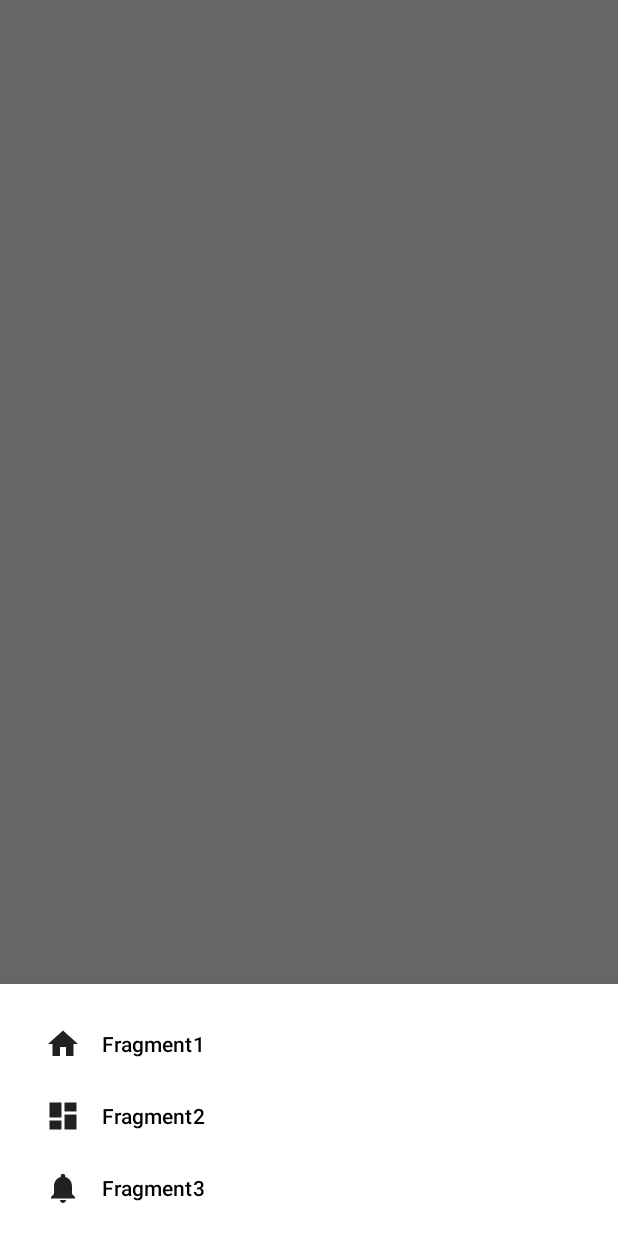
After one commit to Twinsen81/Invoiceman, an Android app: the fragment BottomNavigationDrawerFragment placed in its activity, on a phone screen of 412 x 824 dp. The commit adds this screen. Run offline under Robolectric (Android 15) with nearby library versions, the light colour scheme and no system bars.

Commit message:
Implement basic ui [skip ci]

```diff
--- /dev/null
+++ b/app/src/main/java/com/evartem/invoiceman/BottomNavigationDrawerFragment.kt
@@ -0,0 +1,29 @@
+package com.evartem.invoiceman
+
+import android.os.Bundle
+import android.view.LayoutInflater
+import android.view.View
+import android.view.ViewGroup
+import android.widget.Toast
+import com.google.android.material.bottomsheet.BottomSheetDialogFragment
+import kotlinx.android.synthetic.main.nav_bottom_sheet.*
+
+class BottomNavigationDrawerFragment: BottomSheetDialogFragment() {
+
+    override fun onCreateView(inflater: LayoutInflater, container: ViewGroup?, savedInstanceState: Bundle?): View? {
+        return inflater.inflate(R.layout.nav_bottom_sheet, container, false)
+    }
+
+    override fun onViewCreated(view: View, savedInstanceState: Bundle?) {
+        super.onViewCreated(view, savedInstanceState)
+        navigation_view.setNavigationItemSelectedListener { menuItem ->
+            // Bottom Navigation Drawer menu item clicks
+            when (menuItem.itemId) {
+                R.id.nav1 -> Toast.makeText(requireActivity(), "Clicked nav item 1", Toast.LENGTH_SHORT).show()
+                R.id.nav2 -> Toast.makeText(requireActivity(), "Clicked nav item 2", Toast.LENGTH_SHORT).show()
+                R.id.nav3 -> Toast.makeText(requireActivity(), "Clicked nav item 3", Toast.LENGTH_SHORT).show()
+            }
+            true
+        }
+    }
+}
--- /dev/null
+++ b/app/src/main/res/color/secondary_textcolor.xml
@@ -0,0 +1,5 @@
+<?xml version="1.0" encoding="utf-8"?>
+<selector xmlns:android="http://schemas.android.com/apk/res/android">
+    <item android:state_enabled="true" android:color="#000000"/>
+    <item android:state_enabled="false"  android:color="#000000"/>
+</selector>
--- /dev/null
+++ b/app/src/main/res/drawable/ic_menu.xml
@@ -0,0 +1,5 @@
+<vector android:height="24dp" android:tint="#FFFFFF"
+    android:viewportHeight="24.0" android:viewportWidth="24.0"
+    android:width="24dp" xmlns:android="http://schemas.android.com/apk/res/android">
+    <path android:fillColor="#FF000000" android:pathData="M3,18h18v-2L3,16v2zM3,13h18v-2L3,11v2zM3,6v2h18L21,6L3,6z"/>
+</vector>
--- a/app/src/main/res/layout/activity_main.xml
+++ b/app/src/main/res/layout/activity_main.xml
@@ -1,34 +1,19 @@
 <?xml version="1.0" encoding="utf-8"?>
-<androidx.constraintlayout.widget.ConstraintLayout
+<androidx.coordinatorlayout.widget.CoordinatorLayout
         xmlns:android="http://schemas.android.com/apk/res/android"
-        xmlns:app="http://schemas.android.com/apk/res-auto"
-        xmlns:tools="http://schemas.android.com/tools"
+        xmlns:tools="http://schemas.android.com/tools" xmlns:app="http://schemas.android.com/apk/res-auto"
         android:id="@+id/container"
         android:layout_width="match_parent"
         android:layout_height="match_parent"
         tools:context=".MainActivity">
 
-    <TextView
-            android:id="@+id/message"
-            android:layout_width="wrap_content"
+
+    <com.google.android.material.bottomappbar.BottomAppBar
+            android:id="@+id/bottomAppBar"
+            android:layout_width="match_parent"
             android:layout_height="wrap_content"
-            android:layout_marginStart="@dimen/activity_horizontal_margin"
-            android:layout_marginLeft="@dimen/activity_horizontal_margin"
-            android:layout_marginTop="@dimen/activity_vertical_margin"
-            android:text="@string/title_home"
-            app:layout_constraintLeft_toLeftOf="parent"
-            app:layout_constraintTop_toTopOf="parent"/>
+            android:layout_gravity="bottom"
+            android:backgroundTint="@color/secondaryDarkColor"
+            app:navigationIcon="@drawable/ic_menu"/>
 
-    <com.google.android.material.bottomnavigation.BottomNavigationView
-            android:id="@+id/navigation"
-            android:layout_width="0dp"
-            android:layout_height="wrap_content"
-            android:layout_marginEnd="0dp"
-            android:layout_marginStart="0dp"
-            android:background="?android:attr/windowBackground"
-            app:layout_constraintBottom_toBottomOf="parent"
-            app:layout_constraintLeft_toLeftOf="parent"
-            app:layout_constraintRight_toRightOf="parent"
-            app:menu="@menu/navigation"/>
-
-</androidx.constraintlayout.widget.ConstraintLayout>
+</androidx.coordinatorlayout.widget.CoordinatorLayout>
--- /dev/null
+++ b/app/src/main/res/layout/nav_bottom_sheet.xml
@@ -0,0 +1,24 @@
+<?xml version="1.0" encoding="utf-8"?>
+<androidx.constraintlayout.widget.ConstraintLayout
+        xmlns:app="http://schemas.android.com/apk/res-auto"
+        xmlns:tools="http://schemas.android.com/tools"
+        xmlns:android="http://schemas.android.com/apk/res/android"
+        android:layout_width="match_parent"
+        android:layout_height="wrap_content">
+
+
+    <com.google.android.material.navigation.NavigationView
+            android:id="@+id/navigation_view"
+            android:layout_width="match_parent"
+            android:layout_height="wrap_content"
+            android:layout_gravity="bottom"
+            android:layout_marginStart="8dp"
+            android:layout_marginTop="8dp"
+            android:layout_marginEnd="8dp"
+            app:layout_constraintEnd_toEndOf="parent"
+            app:layout_constraintStart_toStartOf="parent"
+            app:layout_constraintTop_toTopOf="parent"
+            app:itemTextColor="@color/secondary_textcolor"
+            app:menu="@menu/main_nav"/>
+
+</androidx.constraintlayout.widget.ConstraintLayout>
--- /dev/null
+++ b/app/src/main/res/menu/main_nav.xml
@@ -0,0 +1,18 @@
+<?xml version="1.0" encoding="utf-8"?>
+<menu xmlns:android="http://schemas.android.com/apk/res/android"
+      xmlns:app="http://schemas.android.com/apk/res-auto">
+    <group android:checkableBehavior="none">
+        <item
+                android:id="@+id/nav1"
+                android:icon="@drawable/ic_home_black_24dp"
+                android:title="Fragment1" />
+        <item
+                android:id="@+id/nav2"
+                android:icon="@drawable/ic_dashboard_black_24dp"
+                android:title="Fragment2" />
+        <item
+                android:id="@+id/nav3"
+                android:icon="@drawable/ic_notifications_black_24dp"
+                android:title="Fragment3" />
+    </group>
+</menu>
--- a/app/src/main/res/values/colors.xml
+++ b/app/src/main/res/values/colors.xml
@@ -1,6 +1,10 @@
 <?xml version="1.0" encoding="utf-8"?>
 <resources>
-    <color name="colorPrimary">#008577</color>
-    <color name="colorPrimaryDark">#00574B</color>
-    <color name="colorAccent">#D81B60</color>
+    <color name="primaryColor">#78909c</color>
+    <color name="primaryLightColor">#a7c0cd</color>
+    <color name="primaryDarkColor">#4b636e</color>
+    <color name="secondaryColor">#616161</color>
+    <color name="secondaryLightColor">#8e8e8e</color>
+    <color name="secondaryDarkColor">#373737</color>
+    <color name="primaryTextColor">#000000</color>
 </resources>
--- a/app/src/main/res/values/styles.xml
+++ b/app/src/main/res/values/styles.xml
@@ -1,11 +1,19 @@
 <resources>
-
     <!-- Base application theme. -->
-    <style name="AppTheme" parent="Theme.AppCompat.Light.DarkActionBar">
-        <!-- Customize your theme here. -->
-        <item name="colorPrimary">@color/colorPrimary</item>
-        <item name="colorPrimaryDark">@color/colorPrimaryDark</item>
-        <item name="colorAccent">@color/colorAccent</item>
+    <style name="AppTheme" parent="Theme.MaterialComponents.Light.NoActionBar">
+        <item name="colorPrimary">@color/primaryColor</item>
+        <item name="colorPrimaryVariant">@color/primaryDarkColor</item>
+        <item name="colorOnPrimary">@color/primaryLightColor</item>
+        <item name="colorSecondary">@color/secondaryColor</item>
+        <item name="colorSecondaryVariant">@color/secondaryDarkColor</item>
+        <item name="colorOnSecondary">@color/secondaryLightColor</item>
+        <item name="colorError">#F44336</item>
+        <item name="colorOnError">#FFFFFF</item>
+        <item name="colorSurface">#FFFFFF</item>
+        <item name="colorOnSurface">#212121</item>
+        <item name="android:textColorPrimary">#000000</item>
+        <item name="android:textColorSecondary">@color/secondary_textcolor</item>
+        <item name="android:statusBarColor">@color/secondaryDarkColor</item>
     </style>
 
 </resources>
--- a/config/dependencies.gradle
+++ b/config/dependencies.gradle
@@ -10,7 +10,7 @@ ext {
     appCompat = '1.1.0-alpha02'
     constraintlayout = '1.1.3'
     ktx = '1.1.0-alpha04'
-    material = '1.1.0-alpha03'
+    material = '1.1.0-alpha04'
     rxKotlin = '2.3.0'
     retrofit = '2.5.0'
     okHttp = '3.13.1'
```
Also changed, not shown: app/src/main/java/com/evartem/invoiceman/MainActivity.kt (+26 -32 lines), app/src/main/res/menu/main.xml (renamed from app/src/main/res/menu/navigation.xml).
